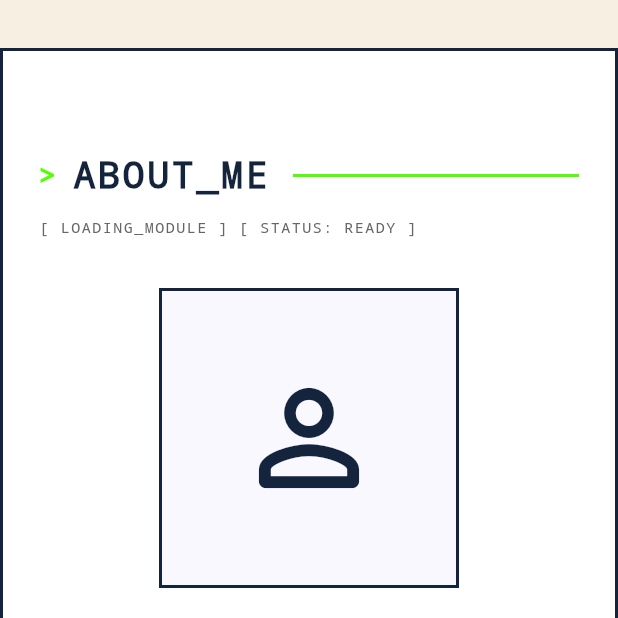
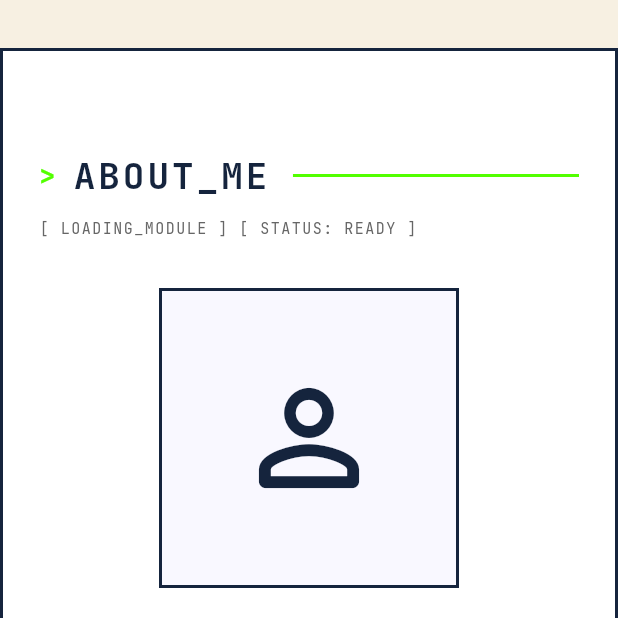
Before and after one commit to SjdnDzikran/portfolio, a Flutter app: the screen it shows after launch, after a tap on an icon or button, on a phone screen of 412 x 824 dp, the top half of it. Run offline on Flutter 3.47's test engine with Material 3 defaults, Android fonts, the phone set to English and light mode, and no system bars; our stand-ins replace google_fonts.

Commit message:
refactor(buttons): Remove 'monospace' font family from various button components for consistency feat(experience): Update expected graduation year and set active status for experience data feat(grid): Introduce GridCard component with grid overlay and terminal-inspired design refactor(hero): Update text styles in HeroSection to use theme-based styles instead of hardcoded values refactor(footer): Remove 'monospace' font family from FooterWidget for improved styling consistency refactor(contact): Eliminate 'monospace' font family from ContactSection for uniformity refactor(projects): Remove 'monospace' font family from ProjectsSection for styling consistency refactor(skills): Remove 'monospace' font family from SkillsSection for better design alignment refactor(terminal): Remove 'monospace' font family from TerminalSection for cohesive styling add(about): Create AboutSection widget for improved layout and content organization

```diff
--- a/lib/constants/brand_theme.dart
+++ b/lib/constants/brand_theme.dart
@@ -125,16 +125,17 @@ class BrandTheme {
     );
   }
 
-  // Spacing system - 8px multiples
-  static const double spacing1 = 8.0;   // 1x
-  static const double spacing2 = 16.0;  // 2x
-  static const double spacing3 = 24.0;  // 3x
-  static const double spacing4 = 32.0;  // 4x
-  static const double spacing5 = 40.0;  // 5x
-  static const double spacing6 = 48.0;  // 6x
-  static const double spacing8 = 64.0;  // 8x
-  static const double spacing10 = 80.0; // 10x
-  static const double spacing12 = 96.0; // 12x
+  // Spacing system - 8px multiples with 4px sub-grid
+  static const double spacing05 = 4.0;  // 0.5x (sub-grid)
+  static const double spacing1 = 8.0;   // 1x (base unit)
+  static const double spacing2 = 16.0;  // 2x (standard)
+  static const double spacing3 = 24.0;  // 3x (medium)
+  static const double spacing4 = 32.0;  // 4x (large)
+  static const double spacing5 = 40.0;  // 5x (XL)
+  static const double spacing6 = 48.0;  // 6x (XXL)
+  static const double spacing8 = 64.0;  // 8x (major)
+  static const double spacing10 = 80.0; // 10x (hero)
+  static const double spacing12 = 96.0; // 12x (max)
 }
 
 class BrandDecorations {
--- a/lib/widgets/buttons/primary_button.dart
+++ b/lib/widgets/buttons/primary_button.dart
@@ -1,12 +1,14 @@
 import 'package:flutter/material.dart';
 import 'package:portfolio/constants/brand_theme.dart';
 
-
+/// Primary button following the design system's terminal aesthetic
+/// High-priority actions and main CTAs with neon glow effects
 class PrimaryButton extends StatefulWidget {
   final String text;
   final VoidCallback onPressed;
   final bool isLoading;
   final IconData? icon;
+  final double? width;
 
   const PrimaryButton({
     super.key,
@@ -14,34 +16,78 @@ class PrimaryButton extends StatefulWidget {
     required this.onPressed,
     this.isLoading = false,
     this.icon,
+    this.width,
   });
 
   @override
   State<PrimaryButton> createState() => _PrimaryButtonState();
 }
 
-class _PrimaryButtonState extends State<PrimaryButton> {
+class _PrimaryButtonState extends State<PrimaryButton>
+    with SingleTickerProviderStateMixin {
   bool _isHovered = false;
+  late AnimationController _scaleController;
+  late Animation<double> _scaleAnimation;
+
+  @override
+  void initState() {
+    super.initState();
+    _scaleController = AnimationController(
+      duration: const Duration(milliseconds: 150),
+      vsync: this,
+    );
+    _scaleAnimation = Tween<double>(
+      begin: 1.0,
+      end: 1.02,
+    ).animate(CurvedAnimation(
+      parent: _scaleController,
+      curve: Curves.easeOutCubic,
+    ));
+  }
+
+  @override
+  void dispose() {
+    _scaleController.dispose();
+    super.dispose();
+  }
 
   @override
   Widget build(BuildContext context) {
     return MouseRegion(
-      onEnter: (_) => setState(() => _isHovered = true),
-      onExit: (_) => setState(() => _isHovered = false),
+      onEnter: (_) {
+        setState(() => _isHovered = true);
+        _scaleController.forward();
+      },
+      onExit: (_) {
+        setState(() => _isHovered = false);
+        _scaleController.reverse();
+      },
+      child: ScaleTransition(
+        scale: _scaleAnimation,
         child: AnimatedContainer(
           duration: const Duration(milliseconds: 200),
+          curve: Curves.easeOutCubic,
+          width: widget.width,
+          constraints: const BoxConstraints(minHeight: 48), // 6 × 8px grid
           decoration: BoxDecoration(
             color: BrandColors.brightGreen,
             border: Border.all(
-            color: BrandColors.baseDark,
+              color: BrandColors.mediumGray,
               width: 2,
             ),
-          borderRadius: BorderRadius.zero,
+            borderRadius: BorderRadius.zero, // Sharp edges for pixel aesthetic
             boxShadow: _isHovered ? [
+              // Primary neon glow
               BoxShadow(
-              color: BrandColors.brightGreen.withOpacity(0.4),
+                color: BrandColors.brightGreen.withOpacity(0.3),
                 blurRadius: 8,
                 spreadRadius: 2,
+              ),
+              // Secondary outer glow
+              BoxShadow(
+                color: BrandColors.brightGreen.withOpacity(0.1),
+                blurRadius: 24,
+                spreadRadius: 4,
               ),
             ] : null,
           ),
@@ -57,15 +103,8 @@ class _PrimaryButtonState extends State<PrimaryButton> {
                 ),
                 child: Row(
                   mainAxisSize: MainAxisSize.min,
+                  mainAxisAlignment: MainAxisAlignment.center,
                   children: [
-                  if (widget.icon != null) ...[
-                    Icon(
-                      widget.icon,
-                      size: 16,
-                      color: BrandColors.baseDark,
-                    ),
-                    const SizedBox(width: BrandTheme.spacing1),
-                  ],
                     if (widget.isLoading)
                       SizedBox(
                         width: 16,
@@ -75,15 +114,26 @@ class _PrimaryButtonState extends State<PrimaryButton> {
                           color: BrandColors.baseDark,
                         ),
                       )
-                  else
+                    else ...[
                       Text(
                         widget.text.toUpperCase(),
                         style: Theme.of(context).textTheme.labelLarge?.copyWith(
                           color: BrandColors.baseDark,
                           fontWeight: FontWeight.bold,
+                          letterSpacing: 1.0,
                         ),
                       ),
+                      if (widget.icon != null) ...[
+                        const SizedBox(width: BrandTheme.spacing1),
+                        Icon(
+                          widget.icon,
+                          size: 16,
+                          color: BrandColors.baseDark,
+                        ),
                       ],
+                    ],
+                  ],
+                ),
               ),
             ),
           ),
--- a/lib/widgets/buttons/secondary_button.dart
+++ b/lib/widgets/buttons/secondary_button.dart
@@ -1,11 +1,14 @@
 import 'package:flutter/material.dart';
 import 'package:portfolio/constants/brand_theme.dart';
 
+/// Secondary button following the design system's terminal aesthetic
+/// Supporting actions and alternatives with neon border effects
 class SecondaryButton extends StatefulWidget {
   final String text;
   final VoidCallback onPressed;
   final bool isLoading;
   final IconData? icon;
+  final double? width;
 
   const SecondaryButton({
     super.key,
@@ -13,30 +16,66 @@ class SecondaryButton extends StatefulWidget {
     required this.onPressed,
     this.isLoading = false,
     this.icon,
+    this.width,
   });
 
   @override
   State<SecondaryButton> createState() => _SecondaryButtonState();
 }
 
-class _SecondaryButtonState extends State<SecondaryButton> {
+class _SecondaryButtonState extends State<SecondaryButton>
+    with SingleTickerProviderStateMixin {
   bool _isHovered = false;
+  late AnimationController _fillController;
+  late Animation<double> _fillAnimation;
+
+  @override
+  void initState() {
+    super.initState();
+    _fillController = AnimationController(
+      duration: const Duration(milliseconds: 200),
+      vsync: this,
+    );
+    _fillAnimation = Tween<double>(
+      begin: 0.0,
+      end: 1.0,
+    ).animate(CurvedAnimation(
+      parent: _fillController,
+      curve: Curves.easeOutCubic,
+    ));
+  }
+
+  @override
+  void dispose() {
+    _fillController.dispose();
+    super.dispose();
+  }
 
   @override
   Widget build(BuildContext context) {
     return MouseRegion(
-      onEnter: (_) => setState(() => _isHovered = true),
-      onExit: (_) => setState(() => _isHovered = false),
+      onEnter: (_) {
+        setState(() => _isHovered = true);
+        _fillController.forward();
+      },
+      onExit: (_) {
+        setState(() => _isHovered = false);
+        _fillController.reverse();
+      },
       child: AnimatedContainer(
         duration: const Duration(milliseconds: 200),
+        curve: Curves.easeOutCubic,
+        width: widget.width,
+        constraints: const BoxConstraints(minHeight: 48), // 6 × 8px grid
         decoration: BoxDecoration(
           color: Colors.transparent,
           border: Border.all(
             color: BrandColors.brightGreen,
             width: 2,
           ),
-          borderRadius: BorderRadius.zero,
+          borderRadius: BorderRadius.zero, // Sharp edges for pixel aesthetic
           boxShadow: _isHovered ? [
+            // Neon glow effect
             BoxShadow(
               color: BrandColors.brightGreen.withOpacity(0.3),
               blurRadius: 8,
@@ -44,7 +83,24 @@ class _SecondaryButtonState extends State<SecondaryButton> {
             ),
           ] : null,
         ),
-        child: Material(
+        child: Stack(
+          children: [
+            // Animated background fill on hover
+            AnimatedBuilder(
+              animation: _fillAnimation,
+              builder: (context, child) {
+                return Positioned.fill(
+                  child: Container(
+                    color: BrandColors.brightGreen.withOpacity(
+                      _fillAnimation.value * 0.1,
+                    ),
+                  ),
+                );
+              },
+            ),
+
+            // Button content
+            Material(
               color: Colors.transparent,
               child: InkWell(
                 onTap: widget.isLoading ? null : widget.onPressed,
@@ -56,15 +112,8 @@ class _SecondaryButtonState extends State<SecondaryButton> {
                   ),
                   child: Row(
                     mainAxisSize: MainAxisSize.min,
+                    mainAxisAlignment: MainAxisAlignment.center,
                     children: [
-                  if (widget.icon != null) ...[
-                    Icon(
-                      widget.icon,
-                      size: 16,
-                      color: BrandColors.brightGreen,
-                    ),
-                    const SizedBox(width: BrandTheme.spacing1),
-                  ],
                       if (widget.isLoading)
                         SizedBox(
                           width: 16,
@@ -74,20 +123,32 @@ class _SecondaryButtonState extends State<SecondaryButton> {
                             color: BrandColors.brightGreen,
                           ),
                         )
-                  else
+                      else ...[
                         Text(
                           widget.text.toUpperCase(),
                           style: Theme.of(context).textTheme.labelLarge?.copyWith(
                             color: BrandColors.brightGreen,
                             fontWeight: FontWeight.bold,
+                            letterSpacing: 1.0,
+                          ),
+                        ),
+                        if (widget.icon != null) ...[
+                          const SizedBox(width: BrandTheme.spacing1),
+                          Icon(
+                            widget.icon,
+                            size: 16,
+                            color: BrandColors.brightGreen,
+                          ),
+                        ],
+                      ],
+                    ],
+                  ),
+                ),
               ),
             ),
           ],
         ),
       ),
-          ),
-        ),
-      ),
     );
   }
 }
--- a/lib/widgets/buttons/terminal_nav_button.dart
+++ b/lib/widgets/buttons/terminal_nav_button.dart
@@ -58,7 +58,7 @@ class _TerminalNavButtonState extends State<TerminalNavButton> {
                   fontSize: 14,
                   fontWeight: FontWeight.bold,
                   color: _isHovered ? BrandColors.brightGreen : BrandColors.softGreen,
-                  fontFamily: 'monospace',
+
                 ),
               ),
               Text(
@@ -68,7 +68,7 @@ class _TerminalNavButtonState extends State<TerminalNavButton> {
                   fontWeight: FontWeight.w600,
                   color: _isHovered ? BrandColors.brightGreen : BrandColors.cream,
                   letterSpacing: 1.0,
-                  fontFamily: 'monospace',
+
                 ),
               ),
             ],
--- a/lib/widgets/buttons/text_icon_button.dart
+++ b/lib/widgets/buttons/text_icon_button.dart
@@ -64,7 +64,7 @@ class _TextIconButtonState extends State<TextIconButton> {
                   fontSize: 12,
                   fontWeight: FontWeight.bold,
                   color: effectiveTextColor,
-                  fontFamily: 'monospace',
+
                 ),
               ),
               Icon(
@@ -80,7 +80,7 @@ class _TextIconButtonState extends State<TextIconButton> {
                   fontWeight: FontWeight.w600,
                   color: effectiveTextColor,
                   letterSpacing: 1.0,
-                  fontFamily: 'monospace',
+
                 ),
               ),
             ],
--- a/lib/widgets/experience/experience_data.dart
+++ b/lib/widgets/experience/experience_data.dart
@@ -61,11 +61,11 @@ class ExperienceData {
     ExperienceData(
       title: 'COMPUTER_SCIENCE_STUDENT',
       company: 'UNIVERSITAS_GADJAH_MADA',
-      period: '2023_-_2026_(EXPECTED)',
+      period: '2023_-_2027_(EXPECTED)',
       description: 'Bachelor of Computer Science with focus on software engineering and mobile development.',
       icon: Icons.school,
       accentColor: BrandColors.mediumGray,
-      isActive: false,
+      isActive: true,
     ),
   ];
 }
--- a/lib/widgets/experience/experience_item.dart
+++ b/lib/widgets/experience/experience_item.dart
@@ -95,7 +95,6 @@ class ExperienceItem extends StatelessWidget {
             fontSize: 16, // Increased from 12
             fontWeight: FontWeight.bold,
             color: isActive ? BrandColors.brightGreen : BrandColors.mediumGray,
-            fontFamily: 'monospace',
           ),
         ),
         Expanded(
@@ -105,7 +104,6 @@ class ExperienceItem extends StatelessWidget {
               fontSize: 14, // Increased from 10
               fontWeight: FontWeight.w400,
               color: isActive ? BrandColors.cream : BrandColors.mediumGray,
-              fontFamily: 'monospace',
             ),
           ),
         ),
@@ -123,7 +121,6 @@ class ExperienceItem extends StatelessWidget {
             fontSize: 20, // Increased from 16
             fontWeight: FontWeight.bold,
             color: isActive ? BrandColors.cream : BrandColors.baseDark,
-            fontFamily: 'monospace',
           ),
         ),
 
@@ -135,7 +132,6 @@ class ExperienceItem extends StatelessWidget {
             fontSize: 18, // Increased from 14
             fontWeight: FontWeight.w600,
             color: accentColor,
-            fontFamily: 'monospace',
           ),
         ),
       ],
@@ -150,7 +146,6 @@ class ExperienceItem extends StatelessWidget {
         fontWeight: FontWeight.w400,
         color: isActive ? BrandColors.cream : BrandColors.baseDark,
         height: 1.6,
-        fontFamily: 'monospace',
       ),
     );
   }
--- a/lib/widgets/hero_section.dart
+++ b/lib/widgets/hero_section.dart
@@ -33,12 +33,10 @@ class HeroSection extends StatelessWidget {
           // Terminal prompt indicator
           Text(
             '> INITIALIZING_PORTFOLIO_v2.0',
-            style: TextStyle(
-              fontSize: 14,
+            style: Theme.of(context).textTheme.labelMedium?.copyWith(
+              color: BrandColors.brightGreen,
               fontWeight: FontWeight.w600,
-              color: BrandColors.brightGreen,
               letterSpacing: 1.5,
-              fontFamily: 'monospace',
             ),
             textAlign: TextAlign.center,
           ),
@@ -57,13 +55,11 @@ class HeroSection extends StatelessWidget {
             ),
             child: Text(
               'DZIKRAN AZKA SAJIDAN',
-              style: TextStyle(
+              style: Theme.of(context).textTheme.headlineLarge?.copyWith(
                 fontSize: isDesktop ? 48 : (isTablet ? 36 : 28),
-                fontWeight: FontWeight.bold,
                 color: BrandColors.cream,
                 letterSpacing: 3.0,
-                height: 1.2,
-                fontFamily: 'monospace',
+                fontWeight: FontWeight.bold,
               ),
               textAlign: TextAlign.center,
             ),
@@ -77,21 +73,19 @@ class HeroSection extends StatelessWidget {
             children: [
               Text(
                 '> STATUS: ',
-                style: TextStyle(
+                style: Theme.of(context).textTheme.titleMedium?.copyWith(
                   fontSize: isDesktop ? 18 : 16,
+                  color: BrandColors.brightGreen,
                   fontWeight: FontWeight.w600,
-                  color: BrandColors.brightGreen,
-                  fontFamily: 'monospace',
                 ),
               ),
               Text(
                 'MOBILE_APP_DEVELOPER',
-                style: TextStyle(
+                style: Theme.of(context).textTheme.titleMedium?.copyWith(
                   fontSize: isDesktop ? 18 : 16,
+                  color: BrandColors.purple,
                   fontWeight: FontWeight.w400,
-                  color: BrandColors.purple,
                   letterSpacing: 1.0,
-                  fontFamily: 'monospace',
                 ),
               ),
             ],
@@ -104,21 +98,19 @@ class HeroSection extends StatelessWidget {
             children: [
               Text(
                 '> SPECIALIZATION: ',
-                style: TextStyle(
+                style: Theme.of(context).textTheme.titleMedium?.copyWith(
                   fontSize: isDesktop ? 18 : 16,
+                  color: BrandColors.brightGreen,
                   fontWeight: FontWeight.w600,
-                  color: BrandColors.brightGreen,
-                  fontFamily: 'monospace',
                 ),
               ),
               Text(
                 'FLUTTER_&_ENTERPRISE_SOFTWARE',
-                style: TextStyle(
+                style: Theme.of(context).textTheme.titleMedium?.copyWith(
                   fontSize: isDesktop ? 18 : 16,
+                  color: BrandColors.softGreen,
                   fontWeight: FontWeight.w400,
-                  color: BrandColors.softGreen,
                   letterSpacing: 1.0,
-                  fontFamily: 'monospace',
                 ),
               ),
             ],
@@ -151,12 +143,10 @@ class HeroSection extends StatelessWidget {
           // System info footer
           Text(
             '[ SYSTEM_READY ] [ PORTFOLIO_LOADED ] [ SCROLL_TO_EXPLORE ]',
-            style: TextStyle(
-              fontSize: 10,
+            style: Theme.of(context).textTheme.labelSmall?.copyWith(
+              color: BrandColors.mediumGray,
               fontWeight: FontWeight.w400,
-              color: BrandColors.mediumGray,
               letterSpacing: 1.0,
-              fontFamily: 'monospace',
             ),
             textAlign: TextAlign.center,
           ),
--- a/lib/widgets/projects_section.dart
+++ b/lib/widgets/projects_section.dart
@@ -92,7 +92,7 @@ class ProjectsSection extends StatelessWidget {
                         fontSize: 14,
                         fontWeight: FontWeight.bold,
                         color: BrandColors.baseDark,
-                        fontFamily: 'monospace',
+
                       ),
                     ),
                     Text(
@@ -101,7 +101,7 @@ class ProjectsSection extends StatelessWidget {
                         fontSize: 10,
                         fontWeight: FontWeight.w400,
                         color: BrandColors.mediumGray,
-                        fontFamily: 'monospace',
+
                       ),
                     ),
                   ],
@@ -121,7 +121,7 @@ class ProjectsSection extends StatelessWidget {
                 fontWeight: FontWeight.w400,
                 color: BrandColors.baseDark,
                 height: 1.6,
-                fontFamily: 'monospace',
+
               ),
             ),
           ),
@@ -135,7 +135,7 @@ class ProjectsSection extends StatelessWidget {
               fontSize: 12,
               fontWeight: FontWeight.bold,
               color: BrandColors.brightGreen,
-              fontFamily: 'monospace',
+
             ),
           ),
           const SizedBox(height: 4),
@@ -147,7 +147,7 @@ class ProjectsSection extends StatelessWidget {
                 fontSize: 10,
                 fontWeight: FontWeight.w400,
                 color: accentColor,
-                fontFamily: 'monospace',
+
               ),
             ),
           )).toList(),
--- a/lib/widgets/skills_section.dart
+++ b/lib/widgets/skills_section.dart
@@ -65,7 +65,7 @@ class SkillsSection extends StatelessWidget {
                   fontSize: 16,
                   fontWeight: FontWeight.bold,
                   color: BrandColors.brightGreen,
-                  fontFamily: 'monospace',
+
                 ),
               ),
               Icon(
@@ -81,7 +81,7 @@ class SkillsSection extends StatelessWidget {
                     fontSize: 16,
                     fontWeight: FontWeight.bold,
                     color: BrandColors.baseDark,
-                    fontFamily: 'monospace',
+
                   ),
                 ),
               ),
@@ -98,7 +98,7 @@ class SkillsSection extends StatelessWidget {
               fontWeight: FontWeight.w400,
               color: BrandColors.mediumGray,
               letterSpacing: 1.0,
-              fontFamily: 'monospace',
+
             ),
           ),
 
@@ -119,7 +119,7 @@ class SkillsSection extends StatelessWidget {
                           fontSize: 12,
                           fontWeight: FontWeight.bold,
                           color: accentColor,
-                          fontFamily: 'monospace',
+
                         ),
                       ),
                       Expanded(
@@ -129,7 +129,7 @@ class SkillsSection extends StatelessWidget {
                             fontSize: 12,
                             fontWeight: FontWeight.w400,
                             color: BrandColors.baseDark,
-                            fontFamily: 'monospace',
+
                           ),
                         ),
                       ),
--- a/lib/widgets/terminal_section.dart
+++ b/lib/widgets/terminal_section.dart
@@ -74,7 +74,7 @@ class TerminalSection extends StatelessWidget {
                   fontSize: 18,
                   fontWeight: FontWeight.bold,
                   color: BrandColors.brightGreen,
-                  fontFamily: 'monospace',
+
                 ),
               ),
               Text(
@@ -84,7 +84,7 @@ class TerminalSection extends StatelessWidget {
                   fontWeight: FontWeight.bold,
                   color: _getTitleColor(),
                   letterSpacing: 2.0,
-                  fontFamily: 'monospace',
+
                 ),
               ),
               const SizedBox(width: BrandTheme.spacing2),
@@ -107,7 +107,7 @@ class TerminalSection extends StatelessWidget {
               fontWeight: FontWeight.w400,
               color: _getStatusColor(),
               letterSpacing: 1.0,
-              fontFamily: 'monospace',
+
             ),
           ),
 
```
Also changed, not shown: lib.txt (+12 -12 lines), lib/widgets/contact_section.dart (+5 -8 lines), lib/widgets/footer_widget.dart (+7 -7 lines), lib/widgets/grid_card.dart (added, +218 -0 lines), lib/widgets/about_section_new.dart (added). Lines whose indentation alone changed are shown as unchanged.
